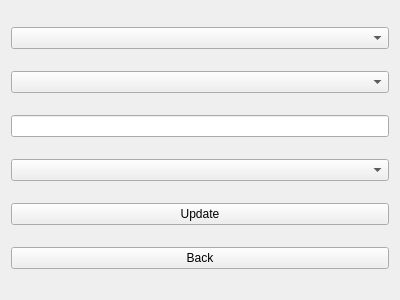
Above: Views/updateteamview.ui from MehmetHY/MilitaryOutpostManagement-Qt5 before the change. Below: the same form after it.
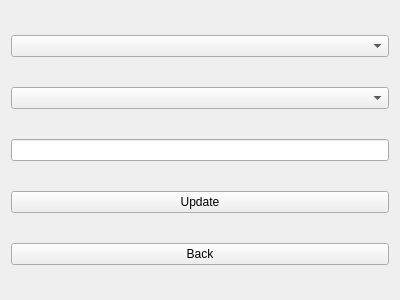
That is the form after the change.

What changed in the file:
```diff
--- a/Views/updateteamview.ui
+++ b/Views/updateteamview.ui
@@ -14,8 +14,12 @@
    <string>Form</string>
   </property>
   <layout class="QGridLayout" name="gridLayout">
-   <item row="0" column="0">
-    <widget class="QComboBox" name="squadComboBox"/>
+   <item row="3" column="0">
+    <widget class="QPushButton" name="updateButton">
+     <property name="text">
+      <string>Update</string>
+     </property>
+    </widget>
    </item>
    <item row="1" column="0">
     <widget class="QComboBox" name="teamComboBox"/>
@@ -23,23 +27,16 @@
    <item row="2" column="0">
     <widget class="QLineEdit" name="lineEdit"/>
    </item>
-   <item row="3" column="0">
-    <widget class="QComboBox" name="newSquadComboBox"/>
-   </item>
    <item row="4" column="0">
-    <widget class="QPushButton" name="updateButton">
-     <property name="text">
-      <string>Update</string>
-     </property>
-    </widget>
-   </item>
-   <item row="5" column="0">
     <widget class="QPushButton" name="backButton">
      <property name="text">
       <string>Back</string>
      </property>
     </widget>
    </item>
+   <item row="0" column="0">
+    <widget class="QComboBox" name="squadComboBox"/>
+   </item>
   </layout>
  </widget>
  <resources/>
```
